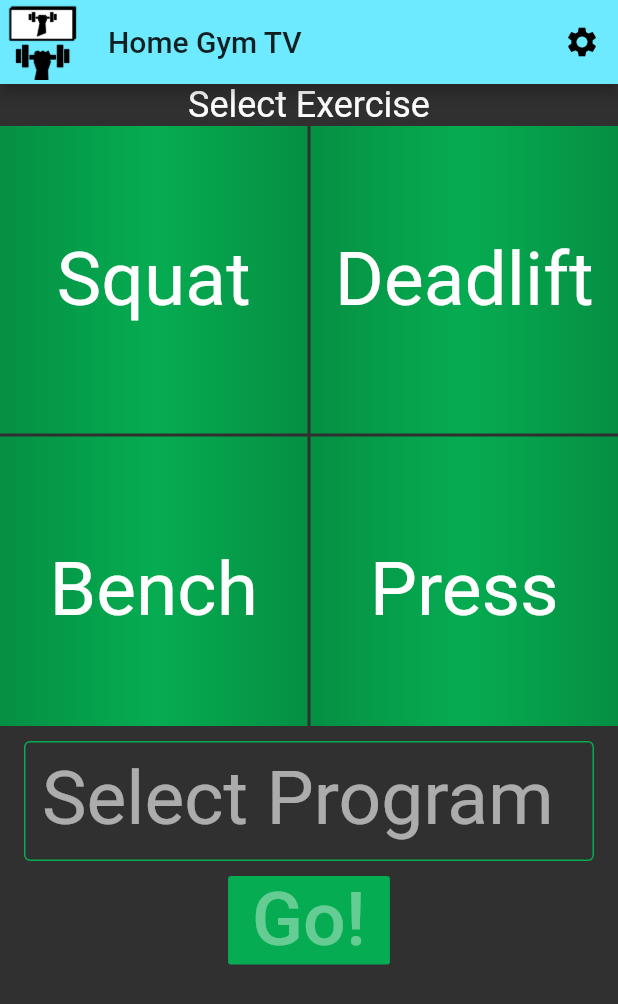
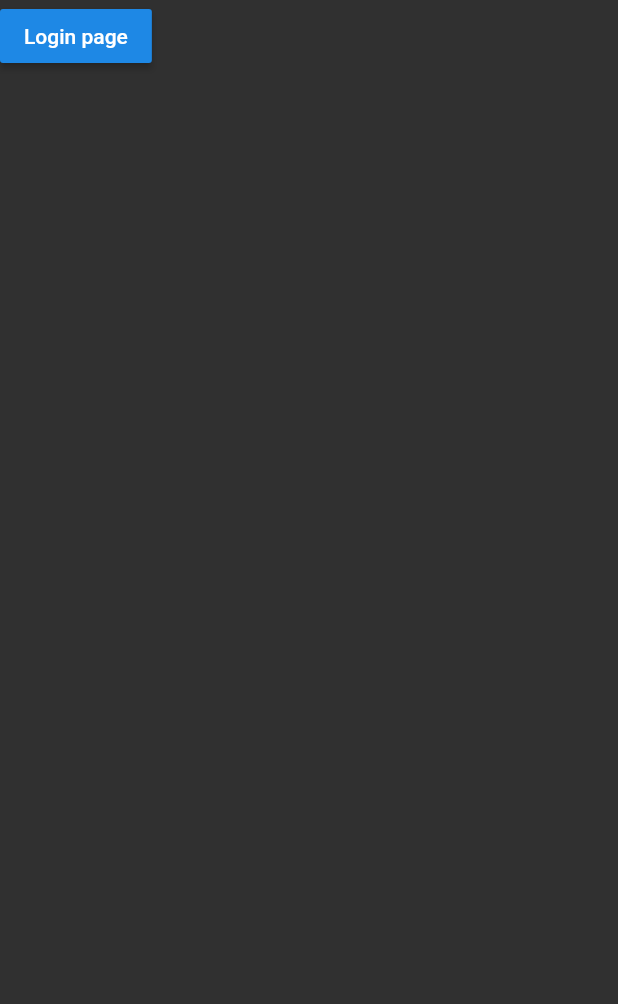
Before and after one commit to sagreine/homeGym, a Flutter app: the screen it shows after launch, on a phone screen of 412 x 824 dp. Shown: the top 1004 px of the screen. Run offline on Flutter 3.47's test engine with Material 2 defaults, Android fonts, the phone set to English and light mode, and no system bars; our stand-ins replace cloud_firestore, firebase_storage, image_picker; missing offline and left inert: flutter_fling, video_compress; accounts and stored records are empty; generated files the repository leaves out were written again.

Commit message:
starting fold into login

```diff
--- a/lib/controllers/controllers.dart
+++ b/lib/controllers/controllers.dart
@@ -9,3 +9,4 @@ export 'package:home_gym/controllers/home.dart';
 export 'package:home_gym/controllers/settings.dart';
 export 'package:home_gym/controllers/pick_day.dart';
 export 'package:home_gym/controllers/programs.dart';
+export 'package:home_gym/controllers/login.dart';
--- a/lib/controllers/programs.dart
+++ b/lib/controllers/programs.dart
@@ -1,8 +1,6 @@
-import 'package:flutter/material.dart';
 import 'package:home_gym/controllers/controllers.dart';
 
 class ProgramController {
-  List<String> _programs;
   Future updateProgramList() async {
     var programs = await getPrograms();
     return programs;
--- a/lib/main.dart
+++ b/lib/main.dart
@@ -56,7 +56,7 @@ class MyApp extends StatelessWidget {
         brightness: Brightness.dark,
       ),
       title: 'Home Gym',
-      home: PickDay(),
+      home: Login(),
       //Home(),
 
       /*BlocProvider(
--- /dev/null
+++ b/lib/views/login.dart
@@ -0,0 +1,29 @@
+import 'package:flutter/material.dart';
+import 'package:home_gym/views/pick_day.dart';
+import 'package:home_gym/controllers/controllers.dart';
+import 'package:home_gym/models/models.dart';
+
+class Login extends StatefulWidget {
+  @override
+  _LoginState createState() => _LoginState();
+}
+
+class _LoginState extends State<Login> {
+  LoginController loginController = LoginController();
+
+  @override
+  Widget build(BuildContext context) {
+    return Scaffold(
+      // for now, just send them to the pick day page.
+      body: RaisedButton(
+          onPressed: () {
+            loginController.getMaxes(context);
+            loginController.getBarWeight(context);
+            loginController.getPlates(context);
+            Navigator.of(context).push(MaterialPageRoute<void>(
+                builder: (BuildContext context) => PickDay()));
+          },
+          child: Text("Login page")),
+    );
+  }
+}
--- a/lib/views/views.dart
+++ b/lib/views/views.dart
@@ -2,3 +2,4 @@ export 'package:home_gym/views/home.dart';
 export 'package:home_gym/views/settings.dart';
 export 'package:home_gym/views/pick_day.dart';
 export 'package:home_gym/views/programs.dart';
+export 'package:home_gym/views/login.dart';
```
Also changed, not shown: lib/controllers/cloud.dart (+65 -0 lines), lib/controllers/home.dart (+1 -72 lines), lib/controllers/login.dart (added, +21 -0 lines).
